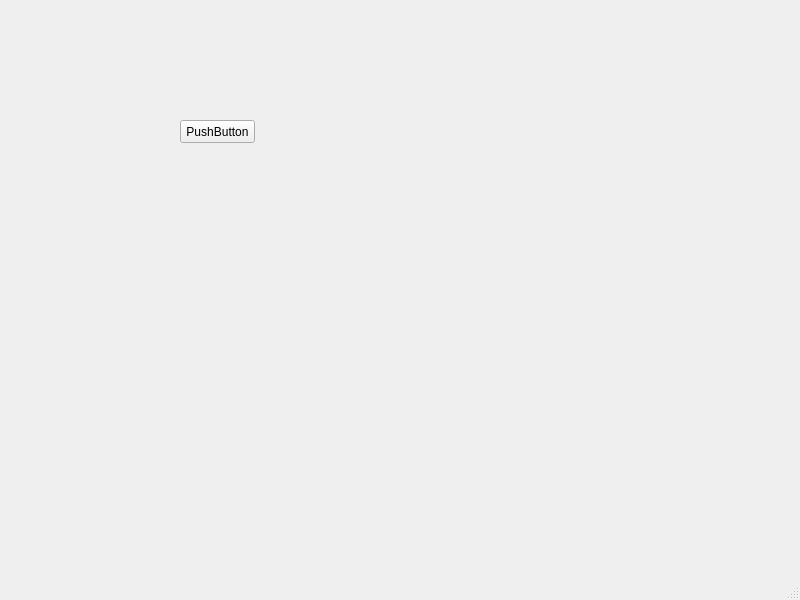
The window that simulationwindow.ui (AMR-KELEG/Operating-Systems-Scheduler) describes before a commit, drawn with Qt 5.
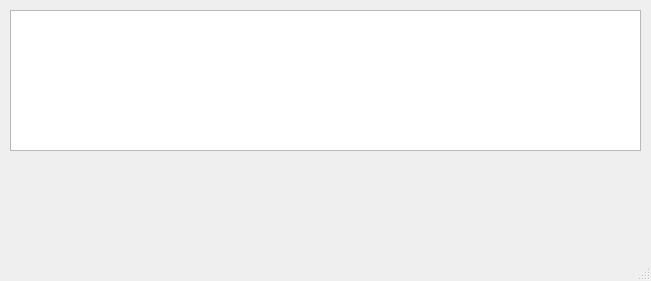
The same window after the commit.

Commit message: add schedule table with dummy tasks

Patch:
```diff
--- a/simulationwindow.ui
+++ b/simulationwindow.ui
@@ -6,26 +6,48 @@
    <rect>
     <x>0</x>
     <y>0</y>
-    <width>800</width>
-    <height>600</height>
+    <width>651</width>
+    <height>281</height>
    </rect>
   </property>
   <property name="windowTitle">
    <string>MainWindow</string>
   </property>
   <widget class="QWidget" name="centralwidget">
-   <widget class="QPushButton" name="k">
+   <widget class="QTableWidget" name="tableWidget">
     <property name="geometry">
      <rect>
-      <x>180</x>
-      <y>120</y>
-      <width>75</width>
-      <height>23</height>
+      <x>10</x>
+      <y>10</y>
+      <width>631</width>
+      <height>141</height>
      </rect>
     </property>
-    <property name="text">
-     <string>PushButton</string>
+    <property name="rowCount">
+     <number>1</number>
     </property>
+    <property name="columnCount">
+     <number>0</number>
+    </property>
+    <attribute name="horizontalHeaderVisible">
+     <bool>true</bool>
+    </attribute>
+    <attribute name="horizontalHeaderDefaultSectionSize">
+     <number>30</number>
+    </attribute>
+    <attribute name="horizontalHeaderHighlightSections">
+     <bool>true</bool>
+    </attribute>
+    <attribute name="horizontalHeaderShowSortIndicator" stdset="0">
+     <bool>false</bool>
+    </attribute>
+    <attribute name="verticalHeaderVisible">
+     <bool>false</bool>
+    </attribute>
+    <attribute name="verticalHeaderDefaultSectionSize">
+     <number>100</number>
+    </attribute>
+    <row/>
    </widget>
   </widget>
   <widget class="QMenuBar" name="menubar">
```
Left out of the diff: 4 changed lines with no effect on the pictures. The commit also changes 1 other file.
